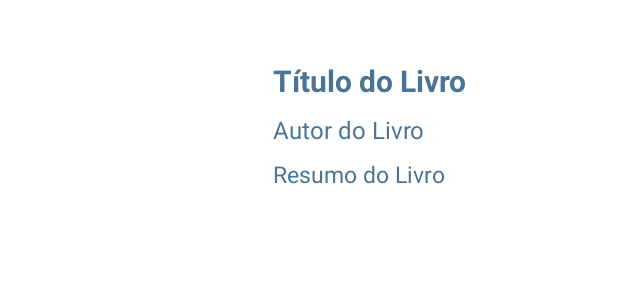
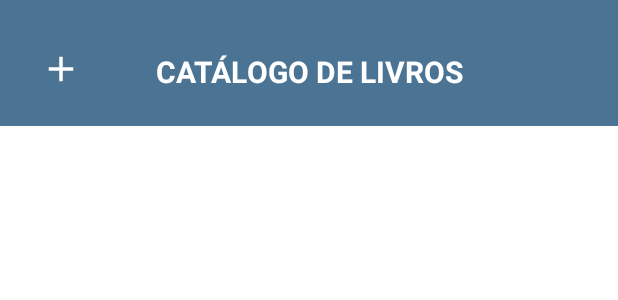
Before and after one commit to uvitoraugustoo/ViBooks, an Android app: the layout activity_livroscadastrados.xml on its own in the app's theme, with its tools: preview values and no code run, on a phone screen of 412 x 824 dp. Shown: the top 300 px of the screen. Run offline under Robolectric (Android 15) with nearby library versions, the phone set to English and light mode, and no system bars.

Commit message:
Modificações na tela de catalogo de livros e a criação do botão "add", para adicionar mais de um livro

```diff
--- a/app/src/main/AndroidManifest.xml
+++ b/app/src/main/AndroidManifest.xml
@@ -12,7 +12,7 @@
         android:supportsRtl="true"
         android:theme="@style/Theme.ViBooks"
         tools:targetApi="31">
-        <activity android:name=".view.livrosCadastrados"/>
+        <activity android:name=".view.LivrosCadastrados"/>
 <activity android:name=".view.RegisterActivity"/>
         <activity android:name=".view.LoginActivity"/>
 
--- /dev/null
+++ b/app/src/main/res/drawable/add.xml
@@ -0,0 +1,5 @@
+<vector xmlns:android="http://schemas.android.com/apk/res/android" android:height="24dp" android:tint="#FFFFFF" android:viewportHeight="24" android:viewportWidth="24" android:width="24dp">
+
+    <path android:fillColor="@android:color/white" android:pathData="M19,13h-6v6h-2v-6H5v-2h6V5h2v6h6v2z"/>
+
+</vector>
--- a/app/src/main/res/layout/activity_livroscadastrados.xml
+++ b/app/src/main/res/layout/activity_livroscadastrados.xml
@@ -2,57 +2,50 @@
 <androidx.constraintlayout.widget.ConstraintLayout
     xmlns:android="http://schemas.android.com/apk/res/android"
     xmlns:app="http://schemas.android.com/apk/res-auto"
+    xmlns:tools="http://schemas.android.com/tools"
     android:layout_width="match_parent"
     android:layout_height="match_parent"
-    android:padding="16dp"
     android:background="#FFFFFF">
 
-    <ImageView
-        android:id="@+id/imgLivro"
-        android:layout_width="150dp"
-        android:layout_height="200dp"
-        android:layout_marginTop="24dp"
-        android:scaleType="centerCrop"
-        android:contentDescription="Capa do Livro"
+    <androidx.appcompat.widget.Toolbar
+        android:id="@+id/toolbar3"
+        android:layout_width="0dp"
+        android:layout_height="84dp"
+        android:background="#4B7494"
         app:layout_constraintTop_toTopOf="parent"
         app:layout_constraintStart_toStartOf="parent"
-        app:layout_constraintEnd_toStartOf="@+id/tituloLivro" />
+        app:layout_constraintEnd_toEndOf="parent" />
 
     <TextView
-        android:id="@+id/tituloLivro"
-        android:layout_width="0dp"
+        android:id="@+id/textView"
+        android:layout_width="wrap_content"
         android:layout_height="wrap_content"
-        android:text="Título do Livro"
+        android:text="CATÁLOGO DE LIVROS"
+        android:textColor="@android:color/white"
         android:textSize="20sp"
         android:textStyle="bold"
-        android:textColor="#4B7494"
-        app:layout_constraintTop_toTopOf="@+id/imgLivro"
-        app:layout_constraintStart_toEndOf="@+id/imgLivro"
+        app:layout_constraintBottom_toBottomOf="@id/toolbar3"
+        app:layout_constraintStart_toStartOf="parent"
         app:layout_constraintEnd_toEndOf="parent"
-        android:layout_marginStart="16dp" />
+        app:layout_constraintTop_toTopOf="@id/toolbar3"
+        app:layout_constraintVertical_bias="0.6" />
 
-    <TextView
-        android:id="@+id/autor"
+    <androidx.recyclerview.widget.RecyclerView
+        android:id="@+id/recyclerLivros"
         android:layout_width="0dp"
-        android:layout_height="wrap_content"
-        android:text="Autor do Livro"
-        android:textSize="16sp"
-        android:textColor="#4B7494"
-        app:layout_constraintTop_toBottomOf="@+id/tituloLivro"
-        app:layout_constraintStart_toStartOf="@+id/tituloLivro"
-        app:layout_constraintEnd_toEndOf="parent"
-        android:layout_marginTop="8dp" />
+        android:layout_height="0dp"
+        app:layout_constraintTop_toBottomOf="@id/toolbar3"
+        app:layout_constraintBottom_toBottomOf="parent"
+        app:layout_constraintStart_toStartOf="parent"
+        app:layout_constraintEnd_toEndOf="parent" />
 
-    <TextView
-        android:id="@+id/resumoLivro"
-        android:layout_width="0dp"
-        android:layout_height="wrap_content"
-        android:text="Resumo do Livro"
-        android:textSize="15sp"
-        android:textColor="#4B7494"
-        app:layout_constraintTop_toBottomOf="@+id/autor"
-        app:layout_constraintStart_toStartOf="@+id/autor"
-        app:layout_constraintEnd_toEndOf="parent"
-        android:layout_marginTop="8dp" />
-
+    <ImageView
+        android:id="@+id/add"
+        android:layout_width="33dp"
+        android:layout_height="28dp"
+        android:layout_marginStart="24dp"
+        android:layout_marginTop="32dp"
+        android:src="@drawable/add"
+        app:layout_constraintStart_toStartOf="parent"
+        app:layout_constraintTop_toTopOf="@id/toolbar3" />
 </androidx.constraintlayout.widget.ConstraintLayout>
```
Also changed, not shown: app/src/main/java/com/vitoraugusto/vibooks/adapter/LivroAdapter.java (added, +63 -0 lines), app/src/main/java/com/vitoraugusto/vibooks/model/Livro.java (added, +22 -0 lines), app/src/main/java/com/vitoraugusto/vibooks/view/LivrosCadastrados.java (added, +50 -0 lines), app/src/main/java/com/vitoraugusto/vibooks/view/MainActivity.java (+4 -13 lines), app/src/main/java/com/vitoraugusto/vibooks/view/livrosCadastrados.java (deleted, +0 -46 lines), app/src/main/res/layout/activity_itemlivro.xml (added, +66 -0 lines).
